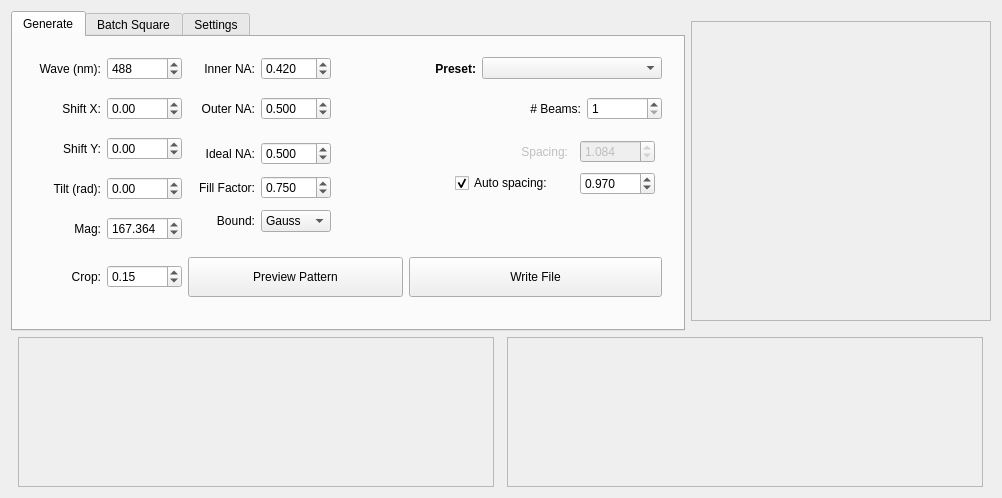
Before: the Qt Designer form slmgen/slm_pattern_dialog.ui in tlambert03/llspy-slm, drawn with Qt 5.
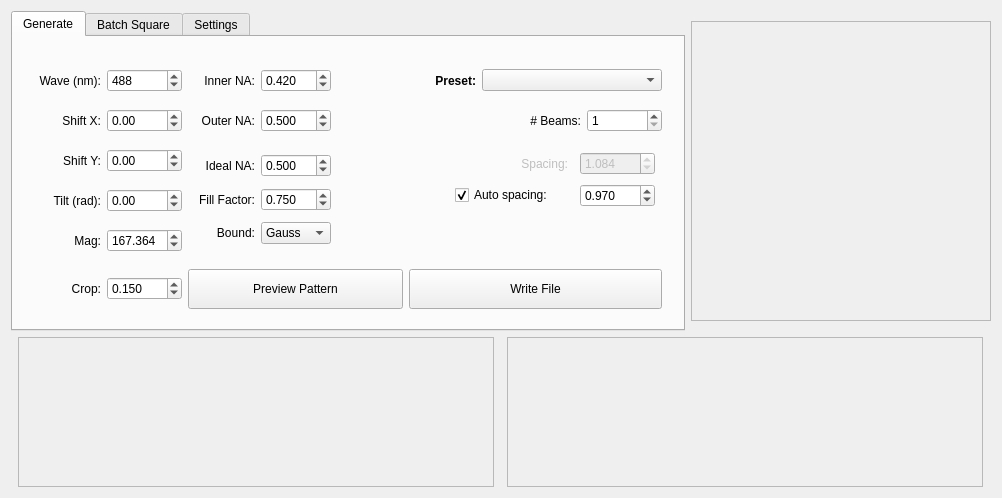
After: the same form once the commit is applied.

Commit message: increase crop precision in gui to 0.001

```diff
--- a/slmgen/slm_pattern_dialog.ui
+++ b/slmgen/slm_pattern_dialog.ui
@@ -166,11 +166,14 @@
        <property name="leftMargin">
         <number>21</number>
        </property>
+       <property name="topMargin">
+        <number>21</number>
+       </property>
        <property name="rightMargin">
         <number>21</number>
        </property>
        <property name="bottomMargin">
-        <number>21</number>
+        <number>5</number>
        </property>
        <item row="0" column="0">
         <widget class="QLabel" name="label">
@@ -621,10 +624,10 @@
           <string/>
          </property>
          <property name="decimals">
-          <number>2</number>
+          <number>3</number>
          </property>
          <property name="minimum">
-          <double>0.010000000000000</double>
+          <double>0.001000000000000</double>
          </property>
          <property name="maximum">
           <double>1.000000000000000</double>
```
Left out of the diff: 4 changed lines with no effect on the pictures. The commit also changes 1 other file.
